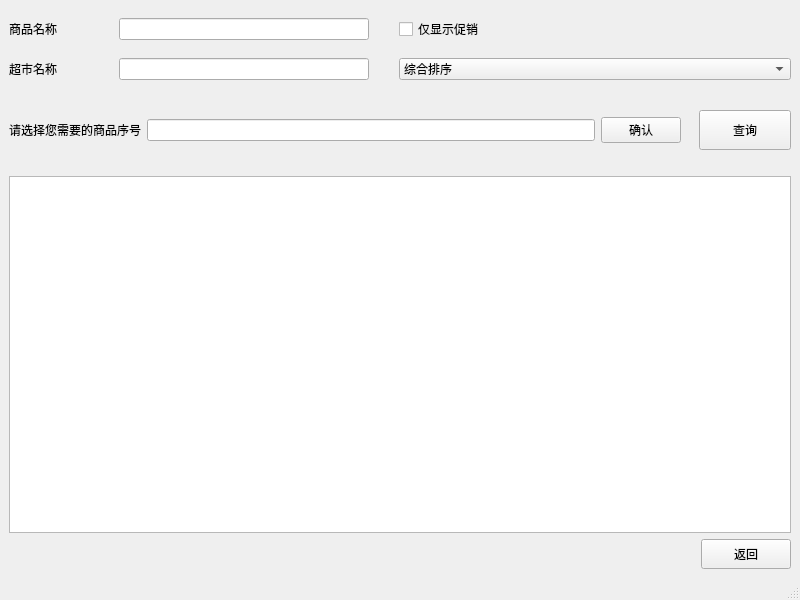
The window that mainCode/productsearch.ui (CarlosDJY/QtBasedGroupWork) describes before a commit, drawn with Qt 5.
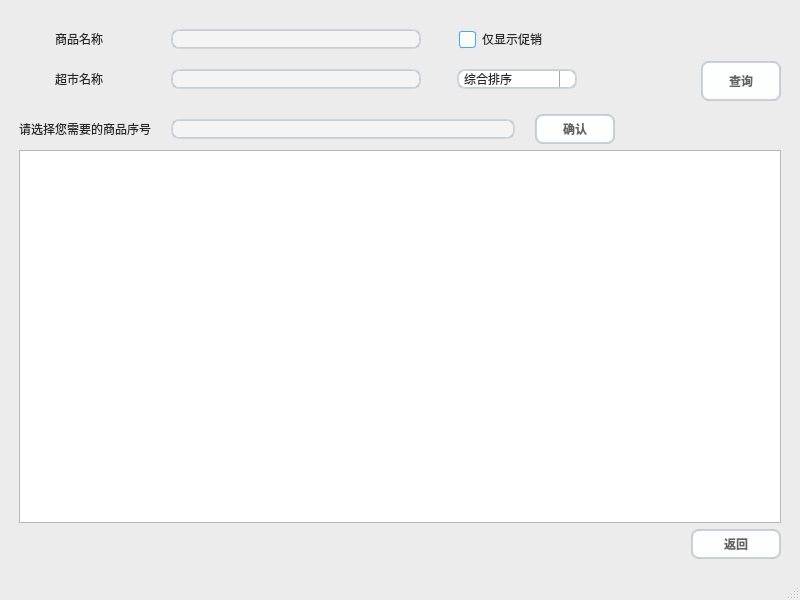
The same window after the commit. Icons and pictures are not drawn.

What changed in the file:
```diff
--- a/mainCode/productsearch.ui
+++ b/mainCode/productsearch.ui
@@ -13,16 +13,466 @@
   <property name="windowTitle">
    <string>MainWindow</string>
   </property>
+  <property name="styleSheet">
+   <string notr="true">/*
+ * MacOS Style Sheet for QT Applications
+ * Author: Jaime A. Quiroga P.
+ * Company: GTRONICK
+ * Last updated: 25/12/2020, 23:10.
+ * Available at: https://github.com/GTRONICK/QSS/blob/master/MacOS.qss
+ */
+QMainWindow {
+    background-color:#ececec;
+}
+QPushButton, QToolButton, QCommandLinkButton{
+    padding: 0 5px 0 5px;
+    border-style: solid;
+    border-top-color: qlineargradient(spread:pad, x1:0, y1:0, x2:0, y2:1, stop:0 #c1c9cf, stop:1 #d2d8dd);
+    border-right-color: qlineargradient(spread:pad, x1:1, y1:0, x2:0, y2:0, stop:0 #c1c9cf, stop:1 #d2d8dd);
+    border-bottom-color: qlineargradient(spread:pad, x1:0, y1:1, x2:0, y2:0, stop:0 #c1c9cf, stop:1 #d2d8dd);
+    border-left-color: qlineargradient(spread:pad, x1:0, y1:0, x2:1, y2:0, stop:0 #c1c9cf, stop:1 #d2d8dd);
+    border-width: 2px;
+    border-radius: 8px;
+    color: #616161;
+    font-weight: bold;
+    background-color: qlineargradient(spread:pad, x1:0.5, y1:0, x2:0.5, y2:1, stop:0 #fbfdfd, stop:0.5 #ffffff, stop:1 #fbfdfd);
+}
+QPushButton::default, QToolButton::default, QCommandLinkButton::default{
+    border: 2px solid transparent;
+    color: #FFFFFF;
+    background-color: qlineargradient(spread:pad, x1:0.5, y1:0, x2:0.5, y2:1, stop:0 #84afe5, stop:1 #1168e4);
+}
+QPushButton:hover, QToolButton:hover, QCommandLinkButton:hover{
+    color: #3d3d3d;
+}
+QPushButton:pressed, QToolButton:pressed, QCommandLinkButton:pressed{
+    color: #aeaeae;
+    background-color: qlineargradient(spread:pad, x1:0.5, y1:0, x2:0.5, y2:1, stop:0 #ffffff, stop:0.5 #fbfdfd, stop:1 #ffffff);
+}
+QPushButton:disabled, QToolButton:disabled, QCommandLinkButton:disabled{
+    color: #616161;
+    background-color: qlineargradient(spread:pad, x1:0.5, y1:0, x2:0.5, y2:1, stop:0 #dce7eb, stop:0.5 #e0e8eb, stop:1 #dee7ec);
+}
+QLineEdit, QTextEdit, QPlainTextEdit, QSpinBox, QDoubleSpinBox, QTimeEdit, QDateEdit, QDateTimeEdit {
+    border-width: 2px;
+    border-radius: 8px;
+    border-style: solid;
+    border-top-color: qlineargradient(spread:pad, x1:0.5, y1:1, x2:0.5, y2:0, stop:0 #c1c9cf, stop:1 #d2d8dd);
+    border-right-color: qlineargradient(spread:pad, x1:0, y1:0, x2:1, y2:0, stop:0 #c1c9cf, stop:1 #d2d8dd);
+    border-bottom-color: qlineargradient(spread:pad, x1:0.5, y1:0, x2:0.5, y2:1, stop:0 #c1c9cf, stop:1 #d2d8dd);
+    border-left-color: qlineargradient(spread:pad, x1:1, y1:0, x2:0, y2:0, stop:0 #c1c9cf, stop:1 #d2d8dd);
+    background-color: #f4f4f4;
+    color: #3d3d3d;
+}
+QLineEdit:focus, QTextEdit:focus, QPlainTextEdit:focus, QSpinBox:focus, QDoubleSpinBox:focus, QTimeEdit:focus, QDateEdit:focus, QDateTimeEdit:focus {
+    border-width: 2px;
+    border-radius: 8px;
+    border-style: solid;
+    border-top-color: qlineargradient(spread:pad, x1:0.5, y1:1, x2:0.5, y2:0, stop:0 #85b7e3, stop:1 #9ec1db);
+    border-right-color: qlineargradient(spread:pad, x1:0, y1:0, x2:1, y2:0, stop:0 #85b7e3, stop:1 #9ec1db);
+    border-bottom-color: qlineargradient(spread:pad, x1:0.5, y1:0, x2:0.5, y2:1, stop:0 #85b7e3, stop:1 #9ec1db);
+    border-left-color: qlineargradient(spread:pad, x1:1, y1:0, x2:0, y2:0, stop:0 #85b7e3, stop:1 #9ec1db);
+    background-color: #f4f4f4;
+    color: #3d3d3d;
+}
+QLineEdit:disabled, QTextEdit:disabled, QPlainTextEdit:disabled, QSpinBox:disabled, QDoubleSpinBox:disabled, QTimeEdit:disabled, QDateEdit:disabled, QDateTimeEdit:disabled {
+    color: #b9b9b9;
+}
+QSpinBox::up-button, QDoubleSpinBox::up-button, QTimeEdit::up-button, QDateEdit::up-button, QDateTimeEdit::up-button {
+    subcontrol-origin: padding;
+    subcontrol-position: top right;
+    width: 15px;
+    color: #272727;
+    border-left-width: 1px;
+    border-left-color: darkgray;
+    border-left-style: solid;
+    border-top-right-radius: 3px;
+    padding: 3px;
+}
+QSpinBox::down-button, QDoubleSpinBox::down-button, QTimeEdit::down-button, QDateEdit::down-button, QDateTimeEdit::down-button {
+    subcontrol-origin: padding;
+    subcontrol-position: bottom right;
+    width: 15px;
+    color: #272727;
+    border-left-width: 1px;
+    border-left-color: darkgray;
+    border-left-style: solid;
+    border-bottom-right-radius: 3px;
+    padding: 3px;
+}
+QSpinBox::up-button:pressed, QDoubleSpinBox::up-button:pressed, QTimeEdit::up-button:pressed, QDateEdit::up-button:pressed, QDateTimeEdit::up-button:pressed {
+    color: #aeaeae;
+    background-color: qlineargradient(spread:pad, x1:0.5, y1:0, x2:0.5, y2:1, stop:0 #ffffff, stop:0.5 #fbfdfd, stop:1 #ffffff);
+}
+QSpinBox::down-button:pressed, QDoubleSpinBox::down-button:pressed, QTimeEdit::down-button:pressed, QDateEdit::down-button:pressed, QDateTimeEdit::down-button:pressed {
+    color: #aeaeae;
+    background-color: qlineargradient(spread:pad, x1:0.5, y1:0, x2:0.5, y2:1, stop:0 #ffffff, stop:0.5 #fbfdfd, stop:1 #ffffff);
+}
+QSpinBox::up-button:hover, QDoubleSpinBox::up-button:hover, QTimeEdit::up-button:hover, QDateEdit::up-button:hover, QDateTimeEdit::up-button:hover {
+    color: #FFFFFF;
+    border-top-right-radius: 5px;
+    background-color: qlineargradient(spread:pad, x1:0.5, y1:0, x2:0.5, y2:1, stop:0 #84afe5, stop:1 #1168e4);
+    
+}
+QSpinBox::down-button:hover, QDoubleSpinBox::down-button:hover, QTimeEdit::down-button:hover, QDateEdit::down-button:hover, QDateTimeEdit::down-button:hover {
+    color: #FFFFFF;
+    border-bottom-right-radius: 5px;
+    background-color: qlineargradient(spread:pad, x1:0.5, y1:0, x2:0.5, y2:1, stop:0 #84afe5, stop:1 #1168e4);
+}
+QSpinBox::up-arrow, QDoubleSpinBox::up-arrow, QTimeEdit::up-arrow, QDateEdit::up-arrow, QDateTimeEdit::up-arrow {
+    image: url(/usr/share/icons/Adwaita/16x16/actions/go-up-symbolic.symbolic.png);
+}
+QSpinBox::down-arrow, QDoubleSpinBox::down-arrow, QTimeEdit::down-arrow, QDateEdit::down-arrow, QDateTimeEdit::down-arrow {
+    image: url(/usr/share/icons/Adwaita/16x16/actions/go-down-symbolic.symbolic.png);
+}
+QProgressBar {
+    max-height: 8px;
+    text-align: center;
+    font: italic bold 11px;
+    color: #3d3d3d;
+    border: 1px solid transparent;
+    border-radius:4px;
+    background-color: qlineargradient(spread:pad, x1:0, y1:0, x2:0, y2:1, stop:0 #ddd5d5, stop:0.5 #dad3d3, stop:1 #ddd5d5);
+}
+QProgressBar::chunk {
+    background-color: qlineargradient(spread:pad, x1:0, y1:0, x2:0, y2:1, stop:0 #467dd1, stop:0.5 #3b88fc, stop:1 #467dd1);
+    border-radius: 4px;
+}
+QProgressBar:disabled {
+    color: #616161;
+}
+QProgressBar::chunk:disabled {
+    background-color: #aeaeae;
+}
+QSlider::groove {
+    border: 1px solid #bbbbbb;
+    background-color: #52595d;
+    border-radius: 4px;
+}
+QSlider::groove:horizontal {
+    height: 6px;
+}
+QSlider::groove:vertical {
+    width: 6px;
+}
+QSlider::handle:horizontal {
+    background: #ffffff;
+    border-style: solid;
+    border-width: 1px;
+    border-color: rgb(207,207,207);
+    width: 12px;
+    margin: -5px 0;
+    border-radius: 7px;
+}
+QSlider::handle:vertical {
+    background: #ffffff;
+    border-style: solid;
+    border-width: 1px;
+    border-color: rgb(207,207,207);
+    height: 12px;
+    margin: 0 -5px;
+    border-radius: 7px;
+}
+QSlider::add-page, QSlider::sub-page {
+    border: 1px transparent;
+    background-color: #52595d;
+    border-radius: 4px;
+}
+QSlider::add-page:horizontal {
+    background: qlineargradient(spread:pad, x1:0, y1:0, x2:0, y2:1, stop:0 #ddd5d5, stop:0.5 #dad3d3, stop:1 #ddd5d5);
+}
+QSlider::sub-page:horizontal {
+    background-color: qlineargradient(spread:pad, x1:0, y1:0, x2:1, y2:0, stop:0 #467dd1, stop:0.5 #3b88fc, stop:1 #467dd1);
+}
+QSlider::add-page:vertical {
+    background-color: qlineargradient(spread:pad, x1:0, y1:0, x2:0, y2:1, stop:0 #467dd1, stop:0.5 #3b88fc, stop:1 #467dd1);
+}
+QSlider::sub-page:vertical {
+    background: qlineargradient(spread:pad, x1:0, y1:0, x2:1, y2:0, stop:0 #ddd5d5, stop:0.5 #dad3d3, stop:1 #ddd5d5);
+}
+QSlider::add-page:horizontal:disabled, QSlider::sub-page:horizontal:disabled, QSlider::add-page:vertical:disabled, QSlider::sub-page:vertical:disabled {
+    background: #b9b9b9;
+}
+QComboBox, QFontComboBox {
+    border-width: 2px;
+    border-radius: 8px;
+    border-style: solid;
+    border-top-color: qlineargradient(spread:pad, x1:0.5, y1:1, x2:0.5, y2:0, stop:0 #c1c9cf, stop:1 #d2d8dd);
+    border-right-color: qlineargradient(spread:pad, x1:0, y1:0, x2:1, y2:0, stop:0 #c1c9cf, stop:1 #d2d8dd);
+    border-bottom-color: qlineargradient(spread:pad, x1:0.5, y1:0, x2:0.5, y2:1, stop:0 #c1c9cf, stop:1 #d2d8dd);
+    border-left-color: qlineargradient(spread:pad, x1:1, y1:0, x2:0, y2:0, stop:0 #c1c9cf, stop:1 #d2d8dd);
+    background-color: #f4f4f4;
+    color: #272727;
+    padding-left: 5px;
+}
+QComboBox:editable, QComboBox:!editable, QComboBox::drop-down:editable, QComboBox:!editable:on, QComboBox::drop-down:editable:on {
+    background: #ffffff;
+}
+QComboBox::drop-down {
+    subcontrol-origin: padding;
+    subcontrol-position: top right;
+    width: 15px;
+    color: #272727;
+    border-left-width: 1px;
+    border-left-color: darkgray;
+    border-left-style: solid;
+    border-top-right-radius: 3px;
+    border-bottom-right-radius: 3px;
+}
+QComboBox::down-arrow {
+    image: url(/usr/share/icons/Adwaita/16x16/actions/go-down-symbolic.symbolic.png); /*Adawaita icon thene*/
+}
+
+QComboBox::down-arrow:on {
+    top: 1px;
+    left: 1px;
+}
+QComboBox QAbstractItemView {
+    border: 1px solid darkgray;
+    border-radius: 8px;
+    selection-background-color: #dadada;
+    selection-color: #272727;
+    color: #272727;
+    background: white;
+}
+QLabel, QCheckBox, QRadioButton {
+    color: #272727;
+}
+QCheckBox {
+    padding: 2px;
+}
+QCheckBox:disabled, QRadioButton:disabled {
+    color: #808086;
+    padding: 2px;
+}
+
+QCheckBox:hover {
+    border-radius:4px;
+    border-style:solid;
+    padding-left: 1px;
+    padding-right: 1px;
+    padding-bottom: 1px;
+    padding-top: 1px;
+    border-width:1px;
+    border-color: transparent;
+}
+QCheckBox::indicator:checked {
+    image: url(/usr/share/icons/Adwaita/16x16/actions/object-select-symbolic.symbolic.png);
+    height: 15px;
+    width: 15px;
+    border-style:solid;
+    border-width: 1px;
+    border-color: #48a5fd;
+    color: #ffffff;
+    border-radius: 3px;
+    background-color: qlineargradient(spread:pad, x1:0, y1:0, x2:0, y2:1, stop:0 #48a5fd, stop:0.5 #329cfb, stop:1 #48a5fd);
+}
+QCheckBox::indicator:unchecked {
+    
+    height: 15px;
+    width: 15px;
+    border-style:solid;
+    border-width: 1px;
+    border-color: #48a5fd;
+    border-radius: 3px;
+    background-color: #fbfdfa;
+}
+QLCDNumber {
+    color: #616161;;
+}
+QMenuBar {
+    background-color: #ececec;
+}
+QMenuBar::item {
+    color: #616161;
+    spacing: 3px;
+    padding: 1px 4px;
+    background-color: #ececec;
+}
+
+QMenuBar::item:selected {
+    background-color: #dadada;
+    color: #3d3d3d;
+}
+QMenu {
+    background-color: #ececec;
+}
+QMenu::item:selected {
+    background-color: #dadada;
+    color: #3d3d3d;
+}
+QMenu::item {
+    color: #616161;;
+    background-color: #e0e0e0;
+}
+QTabWidget {
+    color:rgb(0,0,0);
+    background-color:#000000;
+}
+QTabWidget::pane {
+    border-color: #050a0e;
+    background-color: #e0e0e0;
+    border-width: 1px;
+    border-radius: 4px;
+    position: absolute;
+    top: -0.5em;
+    padding-top: 0.5em;
+}
+
+QTabWidget::tab-bar {
+    alignment: center;
+}
+
+QTabBar::tab {
+    border-bottom: 1px solid #c0c0c0;
+    padding: 3px;
+    color: #272727;
+    background-color: #fefefc;
+    margin-left:0px;
+}
+QTabBar::tab:!last {
+    border-right: 1px solid;
+    border-right-color: #c0c0c0;
+    border-bottom-color: #c0c0c0;
+}
+QTabBar::tab:first {
+    border-top-left-radius: 4px;
+    border-bottom-left-radius: 4px;
+}
+QTabBar::tab:last {
+    border-top-right-radius: 4px;
+    border-bottom-right-radius: 4px;
+}
+QTabBar::tab:selected, QTabBar::tab:last:selected, QTabBar::tab:hover {
+    color: #FFFFFF;
+    background-color: qlineargradient(spread:pad, x1:0.5, y1:0, x2:0.5, y2:1, stop:0 #84afe5, stop:1 #1168e4);
+}
+QRadioButton::indicator {
+    height: 14px;
+    width: 14px;
+    border-style:solid;
+    border-radius:7px;
+    border-width: 1px;
+}
+QRadioButton::indicator:checked {
+    border-color: #48a5fd;
+    background-color: qradialgradient(cx:0.5, cy:0.5, radius:0.4,fx:0.5, fy:0.5, stop:0 #ffffff, stop:0.5 #ffffff, stop:0.6 #48a5fd, stop:1 #48a5fd);
+}
+QRadioButton::indicator:!checked {
+    border-color: #a9b7c6;
+    background-color: #fbfdfa;
+}
+QStatusBar {
+    color:#027f7f;
+}
+
+QDial {
+    background: #16a085;
+}
+
+QToolBox {
+    color: #a9b7c6;
+    background-color: #222b2e;
+}
+QToolBox::tab {
+    color: #a9b7c6;
+    background-color:#222b2e;
+}
+QToolBox::tab:selected {
+    color: #FFFFFF;
+    background-color:#222b2e;
+}
+QScrollArea {
+    color: #FFFFFF;
+    background-color:#222b2e;
+}
+
+QScrollBar:horizontal {
+	max-height: 10px;
+	border: 1px transparent grey;
+	margin: 0px 20px 0px 20px;
+	background: transparent;
+}
+QScrollBar:vertical {
+	max-width: 10px;
+	border: 1px transparent grey;
+	margin: 20px 0px 20px 0px;
+	background: transparent;
+}
+QScrollBar::handle:vertical, QScrollBar::handle:horizontal {
+	background: #52595d;
+	border-style: transparent;
+	border-radius: 4px;
+	min-height: 25px;
+}
+QScrollBar::handle:horizontal:hover, QScrollBar::handle:vertical:hover {
+	background: qlineargradient(spread:pad, x1:0, y1:0, x2:1, y2:0, stop:0 #467dd1, stop:0.5 #3b88fc, stop:1 #467dd1);
+}
+QScrollBar::add-line, QScrollBar::sub-line {
+    border: 2px transparent grey;
+    border-radius: 4px;
+    subcontrol-origin: margin;
+    background: #b9b9b9;
+}
+QScrollBar::add-line:horizontal {
+    width: 20px;
+    subcontrol-position: right;
+}
+QScrollBar::add-line:vertical {
+    height: 20px;
+    subcontrol-position: bottom;
+}
+QScrollBar::sub-line:horizontal {
+    width: 20px;
+    subcontrol-position: left;
+}
+QScrollBar::sub-line:vertical {
+    height: 20px;
+    subcontrol-position: top;
+}
+QScrollBar::add-line:vertical:pressed, QScrollBar::add-line:horizontal:pressed, QScrollBar::sub-line:horizontal:pressed, QScrollBar::sub-line:vertical:pressed {
+    background: qlineargradient(spread:pad, x1:0, y1:0, x2:1, y2:0, stop:0 #467dd1, stop:0.5 #3b88fc, stop:1 #467dd1);
+}
+QScrollBar::add-page:horizontal, QScrollBar::sub-page:horizontal, QScrollBar::add-page:vertical, QScrollBar::sub-page:vertical {
+    background: none;
+}
+QScrollBar::up-arrow:vertical {
+    image: url(/usr/share/icons/Adwaita/16x16/actions/go-up-symbolic.symbolic.png);
+}
+QScrollBar::down-arrow:vertical {
+    image: url(/usr/share/icons/Adwaita/16x16/actions/go-down-symbolic.symbolic.png);
+}
+QScrollBar::left-arrow:horizontal {
+    image: url(/usr/share/icons/Adwaita/16x16/actions/go-previous-symbolic.symbolic.png);
+}
+QScrollBar::right-arrow:horizontal {
+    image: url(/usr/share/icons/Adwaita/16x16/actions/go-next-symbolic.symbolic.png);
+}
+</string>
+  </property>
   <widget class="QWidget" name="centralwidget">
-   <layout class="QVBoxLayout" name="verticalLayout">
-    <item>
-     <layout class="QGridLayout" name="gridLayout">
-      <property name="horizontalSpacing">
-       <number>30</number>
+   <layout class="QGridLayout" name="gridLayout_4">
+    <item row="0" column="0">
+     <layout class="QGridLayout" name="gridLayout_3">
+      <property name="leftMargin">
+       <number>10</number>
       </property>
+      <property name="topMargin">
+       <number>10</number>
+      </property>
+      <property name="rightMargin">
+       <number>10</number>
+      </property>
+      <property name="bottomMargin">
+       <number>10</number>
+      </property>
+      <item row="0" column="0" colspan="2">
+       <layout class="QGridLayout" name="gridLayout_2">
       <property name="verticalSpacing">
-       <number>0</number>
-      </property>
+         <number>15</number>
+        </property>
+        <item row="0" column="0">
+         <layout class="QGridLayout" name="gridLayout">
       <item row="0" column="0">
        <widget class="QLabel" name="label">
         <property name="minimumSize">
@@ -42,22 +492,6 @@
         </property>
        </widget>
       </item>
-      <item row="1" column="1">
-       <widget class="QLineEdit" name="lineEdit_2">
-        <property name="minimumSize">
-         <size>
-          <width>250</width>
-          <height>20</height>
-         </size>
-        </property>
-        <property name="maximumSize">
-         <size>
-          <width>250</width>
-          <height>16777215</height>
-         </size>
-        </property>
-       </widget>
-      </item>
       <item row="0" column="1">
        <widget class="QLineEdit" name="lineEdit">
         <property name="minimumSize">
@@ -106,14 +540,36 @@
         </property>
        </widget>
       </item>
+          <item row="1" column="1">
+           <widget class="QLineEdit" name="lineEdit_2">
+            <property name="minimumSize">
+             <size>
+              <width>250</width>
+              <height>20</height>
+             </size>
+            </property>
+            <property name="maximumSize">
+             <size>
+              <width>250</width>
+              <height>16777215</height>
+             </size>
+            </property>
+           </widget>
+          </item>
       <item row="1" column="2">
        <widget class="QComboBox" name="comboBox">
         <property name="minimumSize">
          <size>
-          <width>0</width>
+              <width>40</width>
           <height>20</height>
          </size>
         </property>
+            <property name="maximumSize">
+             <size>
+              <width>120</width>
+              <height>16777215</height>
+             </size>
+            </property>
         <item>
          <property name="text">
           <string>综合排序</string>
@@ -133,12 +589,7 @@
       </item>
      </layout>
     </item>
-    <item>
-     <layout class="QGridLayout" name="gridLayout_2">
-      <property name="topMargin">
-       <number>15</number>
-      </property>
-      <item row="2" column="2">
+        <item row="0" column="1">
        <spacer name="horizontalSpacer_2">
         <property name="orientation">
          <enum>Qt::Horizontal</enum>
@@ -148,13 +599,90 @@
         </property>
         <property name="sizeHint" stdset="0">
          <size>
-          <width>38</width>
-          <height>17</height>
+            <width>80</width>
+            <height>20</height>
          </size>
         </property>
        </spacer>
       </item>
-      <item row="4" column="4" colspan="2">
+        <item row="0" column="2" rowspan="2">
+         <widget class="QPushButton" name="pushButton_3">
+          <property name="minimumSize">
+           <size>
+            <width>80</width>
+            <height>40</height>
+           </size>
+          </property>
+          <property name="text">
+           <string>查询</string>
+          </property>
+         </widget>
+        </item>
+        <item row="1" column="0">
+         <layout class="QHBoxLayout" name="horizontalLayout">
+          <property name="spacing">
+           <number>20</number>
+          </property>
+          <item>
+           <widget class="QLabel" name="label_3">
+            <property name="text">
+             <string>请选择您需要的商品序号</string>
+            </property>
+           </widget>
+          </item>
+          <item>
+           <widget class="QLineEdit" name="lineEdit_3"/>
+          </item>
+          <item>
+           <widget class="QPushButton" name="ComfirmingButtom">
+            <property name="minimumSize">
+             <size>
+              <width>80</width>
+              <height>30</height>
+             </size>
+            </property>
+            <property name="text">
+             <string>确认</string>
+            </property>
+           </widget>
+          </item>
+         </layout>
+        </item>
+        <item row="1" column="1">
+         <spacer name="horizontalSpacer_3">
+          <property name="orientation">
+           <enum>Qt::Horizontal</enum>
+          </property>
+          <property name="sizeType">
+           <enum>QSizePolicy::Fixed</enum>
+          </property>
+          <property name="sizeHint" stdset="0">
+           <size>
+            <width>80</width>
+            <height>20</height>
+           </size>
+          </property>
+         </spacer>
+        </item>
+       </layout>
+      </item>
+      <item row="1" column="0" colspan="2">
+       <widget class="QTableView" name="tableView"/>
+      </item>
+      <item row="2" column="0">
+       <spacer name="horizontalSpacer">
+        <property name="orientation">
+         <enum>Qt::Horizontal</enum>
+        </property>
+        <property name="sizeHint" stdset="0">
+         <size>
+          <width>678</width>
+          <height>13</height>
+         </size>
+        </property>
+       </spacer>
+      </item>
+      <item row="2" column="1">
        <widget class="QPushButton" name="BackButton">
         <property name="sizePolicy">
          <sizepolicy hsizetype="Fixed" vsizetype="Fixed">
@@ -182,81 +710,6 @@
         </property>
        </widget>
       </item>
-      <item row="0" column="0">
-       <widget class="QLabel" name="label_3">
-        <property name="text">
-         <string>请选择您需要的商品序号</string>
-        </property>
-       </widget>
-      </item>
-      <item row="2" column="0">
-       <spacer name="horizontalSpacer_3">
-        <property name="orientation">
-         <enum>Qt::Horizontal</enum>
-        </property>
-        <property name="sizeType">
-         <enum>QSizePolicy::Fixed</enum>
-        </property>
-        <property name="sizeHint" stdset="0">
-         <size>
-          <width>80</width>
-          <height>20</height>
-         </size>
-        </property>
-       </spacer>
-      </item>
-      <item row="2" column="5">
-       <spacer name="horizontalSpacer_4">
-        <property name="orientation">
-         <enum>Qt::Horizontal</enum>
-        </property>
-        <property name="sizeHint" stdset="0">
-         <size>
-          <width>40</width>
-          <height>20</height>
-         </size>
-        </property>
-       </spacer>
-      </item>
-      <item row="0" column="5">
-       <widget class="QPushButton" name="pushButton_3">
-        <property name="minimumSize">
-         <size>
-          <width>0</width>
-          <height>40</height>
-         </size>
-        </property>
-        <property name="text">
-         <string>查询</string>
-        </property>
-       </widget>
-      </item>
-      <item row="3" column="0" colspan="6">
-       <widget class="QTableView" name="tableView"/>
-      </item>
-      <item row="4" column="0" colspan="4">
-       <spacer name="horizontalSpacer">
-        <property name="orientation">
-         <enum>Qt::Horizontal</enum>
-        </property>
-        <property name="sizeHint" stdset="0">
-         <size>
-          <width>678</width>
-          <height>13</height>
-         </size>
-        </property>
-       </spacer>
-      </item>
-      <item row="0" column="2">
-       <widget class="QPushButton" name="ComfirmingButtom">
-        <property name="text">
-         <string>确认</string>
-        </property>
-       </widget>
-      </item>
-      <item row="0" column="1">
-       <widget class="QLineEdit" name="lineEdit_3"/>
-      </item>
      </layout>
     </item>
    </layout>
```
Left out of the diff: 2 changed lines with no effect on the pictures. Lines whose indentation alone changed are shown as unchanged.
